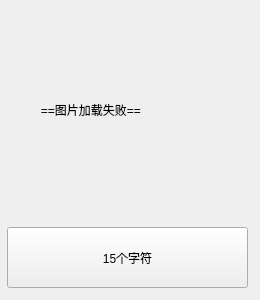
Old version of the form 2_qt/SneakerTraClient/subfansitem/homemerchitem.ui in the repository IvanNotOnlyFAt/Sneaker.
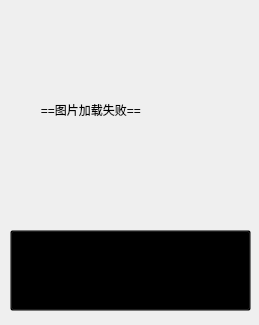
New version of the form.

Patch:
```diff
--- a/2_qt/SneakerTraClient/subfansitem/homemerchitem.ui
+++ b/2_qt/SneakerTraClient/subfansitem/homemerchitem.ui
@@ -6,39 +6,50 @@
    <rect>
     <x>0</x>
     <y>0</y>
-    <width>260</width>
-    <height>300</height>
+    <width>259</width>
+    <height>325</height>
    </rect>
   </property>
   <property name="minimumSize">
    <size>
-    <width>260</width>
-    <height>0</height>
+    <width>259</width>
+    <height>325</height>
    </size>
   </property>
   <property name="maximumSize">
    <size>
-    <width>260</width>
-    <height>16777215</height>
+    <width>259</width>
+    <height>325</height>
    </size>
   </property>
   <property name="windowTitle">
    <string>Form</string>
   </property>
+  <property name="styleSheet">
+   <string notr="true">QPushButton{
+
+	background: transparent;
+}
+QPushButton:hover{
+	font: Bold;
+	text-decoration: underline;
+
+}</string>
+  </property>
   <widget class="QPushButton" name="pb_merch">
    <property name="geometry">
     <rect>
-     <x>7</x>
-     <y>227</y>
+     <x>10</x>
+     <y>230</y>
      <width>241</width>
-     <height>61</height>
+     <height>81</height>
     </rect>
    </property>
    <property name="text">
     <string>15个字符</string>
    </property>
   </widget>
-  <widget class="QWidget" name="">
+  <widget class="QWidget" name="layoutWidget">
    <property name="geometry">
     <rect>
      <x>10</x>
```
